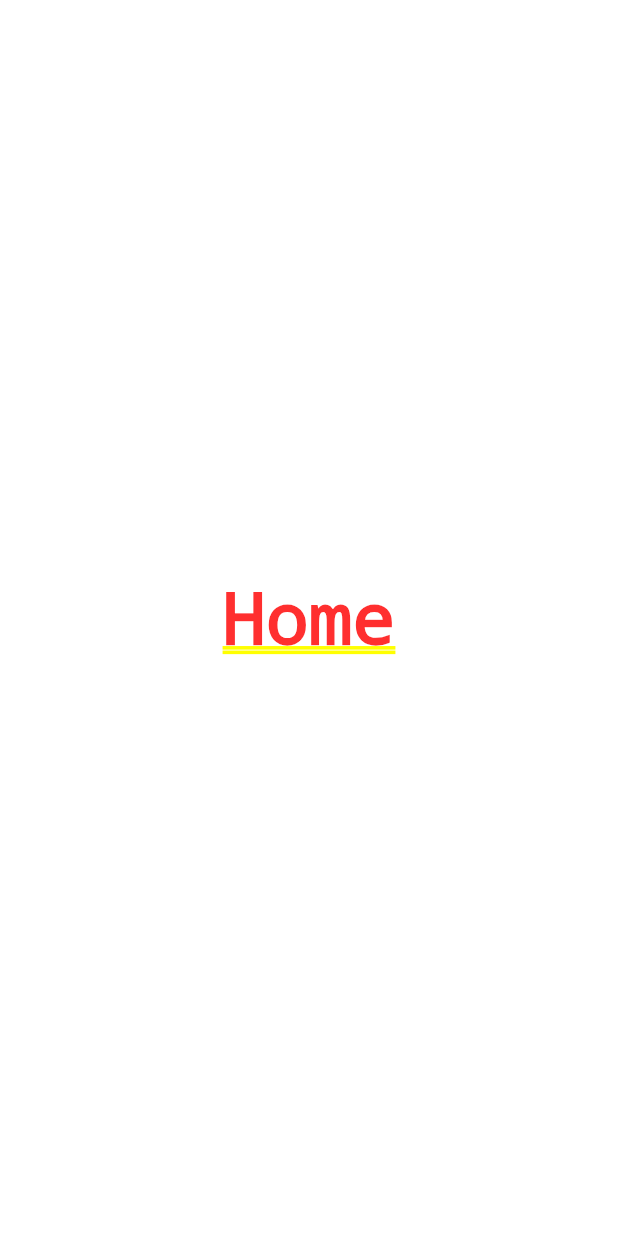
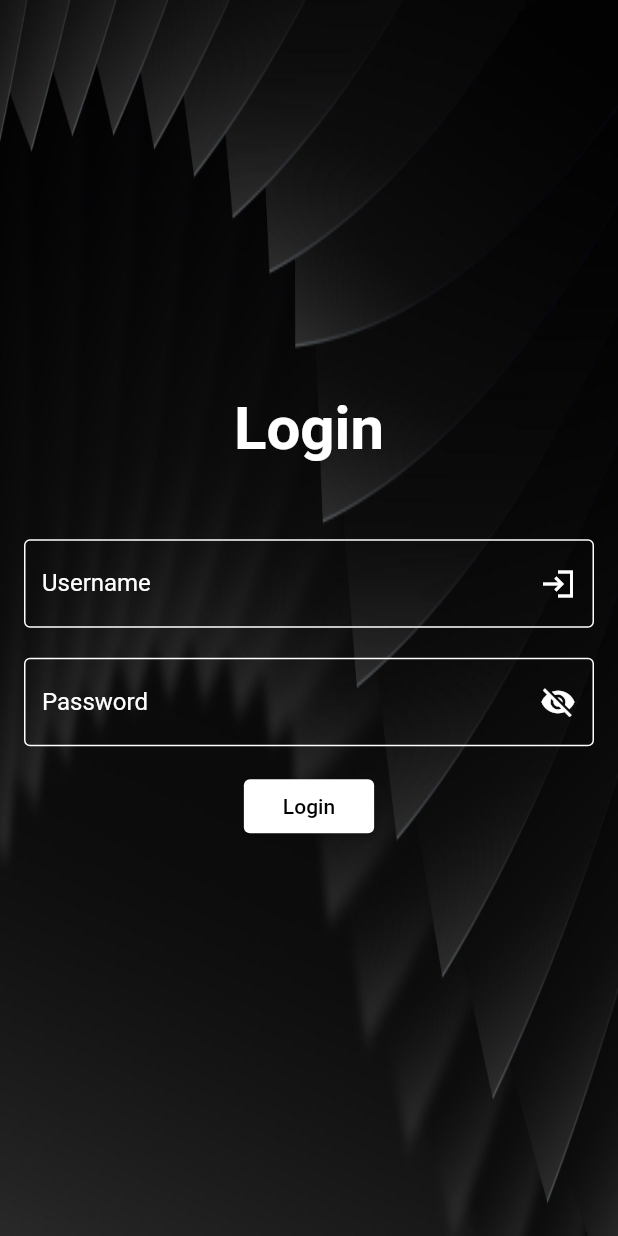
Before and after one commit to AlessandroS01/thesis-polimarche, a Flutter app: the screen it shows after launch, on a phone screen of 412 x 824 dp. Run offline on Flutter 3.47's test engine with Material 2 defaults, Android fonts, the light colour scheme and no system bars.

Commit message:
Login created

```diff
--- a/lib/pages/loading.dart
+++ b/lib/pages/loading.dart
@@ -59,6 +59,7 @@ class _LoadingState extends State<Loading> with TickerProviderStateMixin {
   @override
   Widget build(BuildContext context) {
     return Scaffold(
+      backgroundColor: Colors.grey[300],
       body: Center(
         child: ScaleTransition(
           scale: _animation,
--- a/lib/pages/login.dart
+++ b/lib/pages/login.dart
@@ -8,10 +8,146 @@ class Login extends StatefulWidget {
 }
 
 class _LoginState extends State<Login> {
+
+
+  TextEditingController _usernameController = TextEditingController();
+  TextEditingController _passwordController = TextEditingController();
+  bool _isPasswordVisible = false;
+
+  void _togglePasswordVisibility() {
+    setState(() {
+      _isPasswordVisible = !_isPasswordVisible;
+    });
+  }
+
   @override
   Widget build(BuildContext context) {
-    return Container(
-      child: Center(child: Text('Home')),
+    return Scaffold(
+      body: Container(
+        decoration: const BoxDecoration(
+          image: DecorationImage(
+            image: AssetImage(
+              'assets/backgrounds/login.jpg'
+            ),
+            fit: BoxFit.fill
+          )
+        ),
+        child: Column(
+          mainAxisAlignment: MainAxisAlignment.center,
+          children: [
+            const Text(
+              'Login',
+              style: TextStyle(
+                fontWeight: FontWeight.bold,
+                fontSize: 40,
+                color: Colors.white,
+              ),
+            ),
+            const SizedBox(height: 50),
+            // Username Field
+            Container(
+              padding: const EdgeInsets.symmetric(horizontal: 16.0),
+              child: TextField(
+                style: const TextStyle(color: Colors.white),
+                controller: _usernameController,
+                cursorColor: Colors.white,
+                decoration: const InputDecoration(
+                  suffixIcon: Icon(
+                    Icons.login_sharp,
+                    color: Colors.white,
+                  ),
+                  labelText: 'Username',
+                  labelStyle: TextStyle(
+                      color: Colors.white
+                  ),
+                  enabledBorder: OutlineInputBorder(
+                    borderSide: BorderSide(
+                      color: Colors.white
+                    )
+                  ),
+                  focusedBorder: OutlineInputBorder(
+                    borderSide: BorderSide(
+                      width: 2,
+                      color: Colors.white
+                    )
+                  ),
+                ),
+              ),
+            ),
+            const SizedBox(height: 20.0),
+            // Password Field
+            Container(
+            padding: const EdgeInsets.symmetric(horizontal: 16.0),
+            child: TextField(
+              style: const TextStyle(color: Colors.white),
+              controller: _passwordController,
+              cursorColor: Colors.white,
+              obscureText: !_isPasswordVisible, // Toggle visibility
+              decoration: InputDecoration(
+                labelStyle: const TextStyle(
+                      color: Colors.white
+                ),
+                enabledBorder: const OutlineInputBorder(
+                  borderSide: BorderSide(
+                    color: Colors.white
+                  )
+                ),
+                focusedBorder: const OutlineInputBorder(
+                  borderSide: BorderSide(
+                    width: 2,
+                    color: Colors.white
+                  )
+                ),
+                labelText: 'Password',
+
+                suffixIcon: IconButton(
+                  icon: Icon(
+                      _isPasswordVisible ? Icons.visibility : Icons.visibility_off,
+                      color: Colors.white,
+                  ),
+                  onPressed: _togglePasswordVisibility,
+                ),
+              ),
+            ),
+          ),
+            const SizedBox(height: 16.0),
+            // Login Button
+            ElevatedButton(
+              style: ButtonStyle(
+                backgroundColor: MaterialStateProperty.resolveWith<Color?>(
+                  (Set<MaterialState> states) {
+                    return Colors.white; // Set your desired background color here
+                  }
+                ), // Background color,
+                overlayColor: MaterialStateProperty.resolveWith<Color?>(
+                  (Set<MaterialState> states) {
+                    if (states.contains(MaterialState.pressed)) {
+                      return Colors.grey[500]; //<-- SEE HERE
+                    }
+                    return null; // Defer to the widget's default.
+                  },
+                ),
+
+              ),
+              onPressed: () {
+                // Perform login logic here, using _usernameController.text and _passwordController.text
+                // For demo purposes, just print the values to the console.
+                print('Username: ${_usernameController.text}');
+                print('Password: ${_passwordController.text}');
+              },
+              child: const Padding(
+                padding: EdgeInsets.symmetric(vertical: 2, horizontal: 10),
+                child: Text(
+                    'Login',
+                    style: TextStyle(
+                      color: Colors.black
+                    ),
+                ),
+              ),
+            ),
+          ],
+        ),
+      ),
     );
   }
 }
--- a/pubspec.yaml
+++ b/pubspec.yaml
@@ -61,6 +61,7 @@ flutter:
   # To add assets to your application, add an assets section, like this:
   assets:
     - assets/
+    - assets/backgrounds/
 
   # An image asset can refer to one or more resolution-specific "variants", see
   # https://flutter.dev/assets-and-images/#resolution-aware
```
Also changed, not shown: assets/backgrounds/login.jpg (added).
